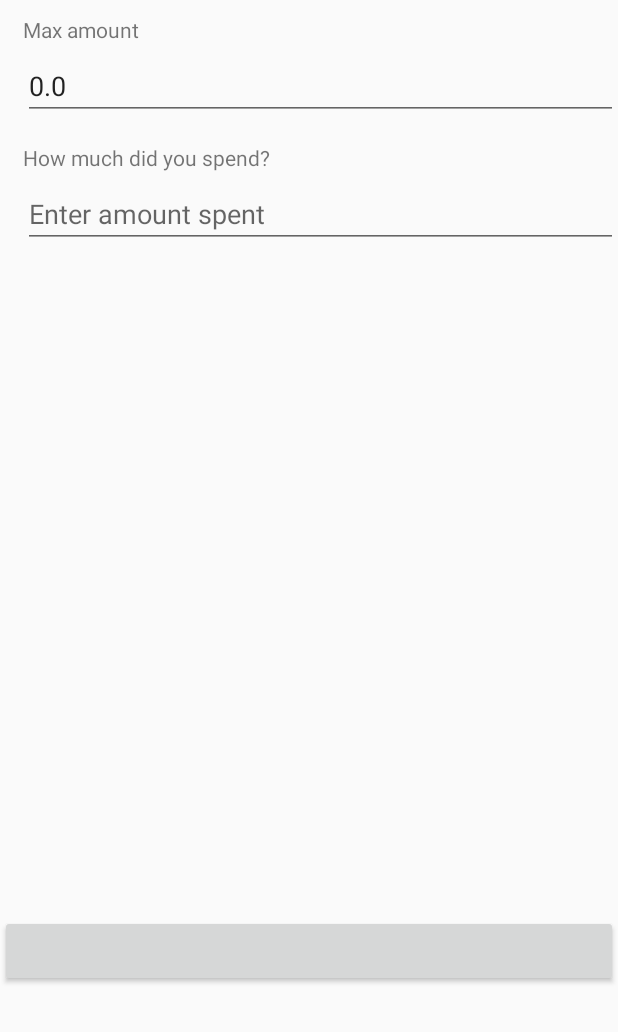
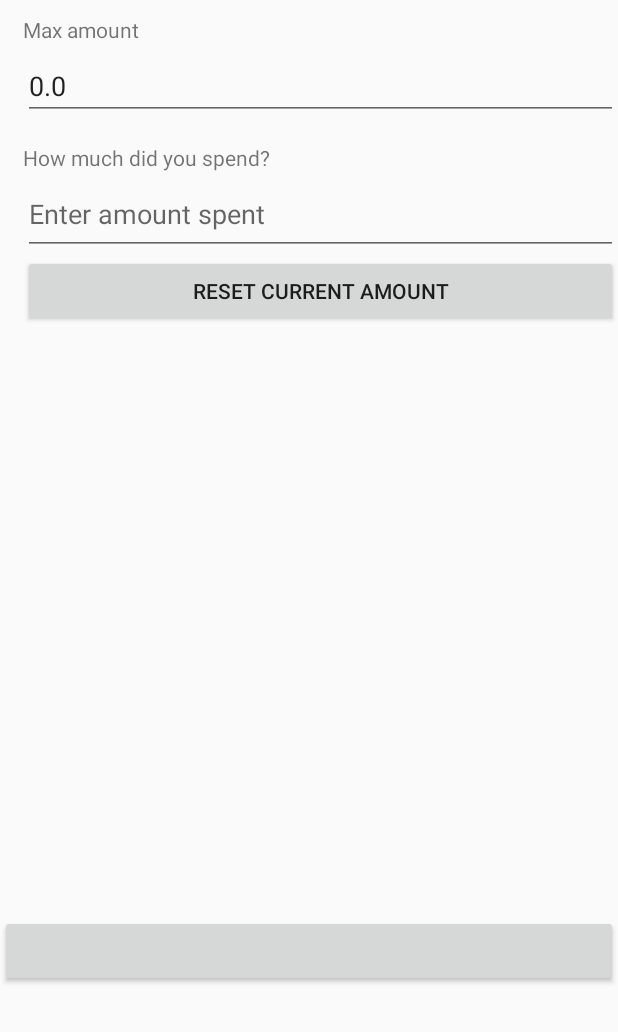
Before and after one commit to IUS-CS/c490-project-bbaugh0, an Android app: the fragment BudgetFragment placed in its activity, on a phone screen of 412 x 824 dp, the part 204-1236 px from its top. Run offline under Robolectric (Android 15) with nearby library versions, the phone set to English and light mode, and no system bars; our stand-ins replace Firebase (no records; nobody signed in at launch, a user with empty details on screens opened directly); libraries missing offline, so code that uses them is left out: com.facebook.login; plain views replace LoginButton; 5 statements that could not run were skipped.

Commit message:
ok now im done

```diff
--- a/C490Project/app/src/main/java/com/example/budgetProject/BudgetFragment.kt
+++ b/C490Project/app/src/main/java/com/example/budgetProject/BudgetFragment.kt
@@ -13,6 +13,8 @@ import android.view.ViewGroup
 import android.widget.*
 import androidx.core.content.FileProvider
 import java.util.*
+import kotlin.math.round
+import kotlin.math.roundToInt
 
 
 // TODO: Rename parameter arguments, choose names that match
@@ -42,6 +44,7 @@ class BudgetFragment : Fragment(), BudgetRepository.GetBudgetHandler {
     private lateinit var maxBudget: EditText
     private lateinit var amountSpent: EditText
     private lateinit var budget: Budget
+    private lateinit var resetButton: Button
     private var spent: String? = null
 
 
@@ -73,14 +76,18 @@ class BudgetFragment : Fragment(), BudgetRepository.GetBudgetHandler {
         titleField = view.findViewById(R.id.budget_title)
         maxBudget = view.findViewById(R.id.budget_amount)
         amountSpent = view.findViewById(R.id.amount_spent)
+        resetButton = view.findViewById(R.id.reset_button)
         Log.d(TAG, "onCreateView for ${budgetID}")
+
         if (budgetID == null) {
             this.budget = Budget()
             this.budget.name = budgetRepository.username
             updateUI()
         } else
             budgetRepository.getBudget(this, budgetID!!)
-
+        resetButton.setOnClickListener {
+            this.budget.currentBudget = "0"
+        }
         return view
     }
 
@@ -172,6 +179,7 @@ class BudgetFragment : Fragment(), BudgetRepository.GetBudgetHandler {
             }
 
             currentAmount += moneySpent
+            currentAmount = "%.2f".format(currentAmount).toDouble()
 
             budget.currentBudget = currentAmount.toString()
         }
--- a/C490Project/app/src/main/java/com/example/budgetProject/BudgetListFragment.kt
+++ b/C490Project/app/src/main/java/com/example/budgetProject/BudgetListFragment.kt
@@ -20,10 +20,6 @@ class BudgetListFragment(var dto: FacebookDTO) : Fragment(), BudgetRepository.Ge
     private lateinit var budgetRecyclerView: RecyclerView
     private lateinit var addButton: FloatingActionButton
     private var adapter: BudgetAdapter? = BudgetAdapter(emptyList())
-
-//    companion object {
-//        fun newInstance() = BudgetListFragment(dto)
-//    }
 
     private val viewModel: BudgetListViewModel by lazy {
         ViewModelProviders.of(this).get(BudgetListViewModel::class.java)
--- a/C490Project/app/src/main/res/layout/fragment_budget.xml
+++ b/C490Project/app/src/main/res/layout/fragment_budget.xml
@@ -44,7 +44,13 @@
                         android:layout_height="wrap_content"
                         android:hint="Enter amount spent"
                         android:id="@+id/amount_spent"
-                        android:paddingTop="15dp" />
+                        android:paddingTop="15dp"
+                        android:paddingBottom="15dp"/>
+                <Button
+                        android:layout_width="match_parent"
+                        android:layout_height="wrap_content"
+                        android:text="Reset current amount"
+                        android:id="@+id/reset_button" />
             </LinearLayout>
 
         </LinearLayout>
```
